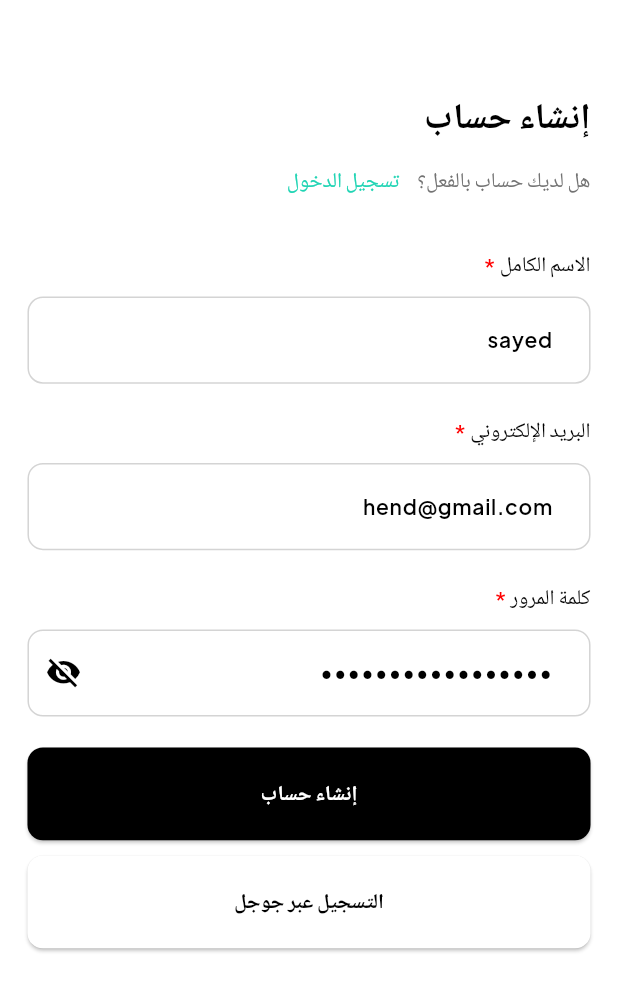
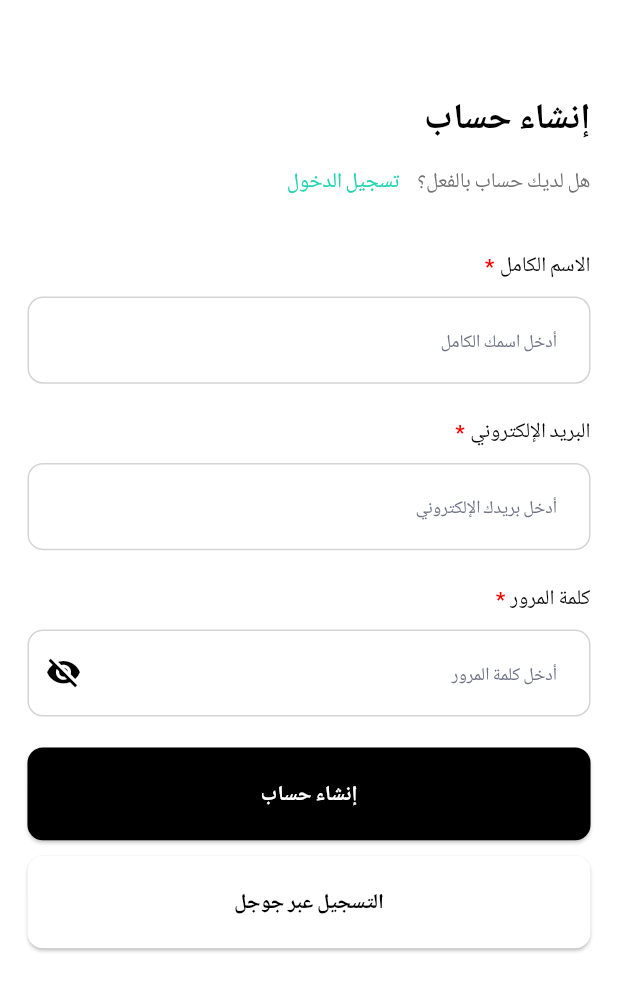
Before and after one commit to Sayed0Ali/E-Commerce, a Flutter app: the RegisterScreen screen opened by its route, on a phone screen of 412 x 824 dp. Shown: the top 991 px of the screen. Run offline on Flutter 3.47's test engine with Material 3 defaults, Android fonts, the phone set to English and light mode, and no system bars; drawn by our look-alikes of auto_size_text; our stand-ins replace another_flushbar, carousel_slider, flutter_rating_bar, flutter_screenutil, google_fonts, pin_code_fields and 4 more.

Commit message:
El7amdella done

```diff
--- a/lib/Ui/auth/login/forget_password/passord_success_created.dart
+++ b/lib/Ui/auth/login/forget_password/passord_success_created.dart
@@ -47,7 +47,7 @@ class PassordSuccessCreated extends StatelessWidget {
                 Navigator.pushNamedAndRemoveUntil(
                   context,
                   AppRoutes.loginRoute,
-                  (route) => false, // Remove all previous routes
+                  (route) => false,
                 );
               },
               backGroundColor: AppColors.blackColor,
--- a/lib/Ui/auth/register/register_screen.dart
+++ b/lib/Ui/auth/register/register_screen.dart
@@ -18,15 +18,9 @@ class RegisterScreen extends StatefulWidget {
 }
 
 class _RegisterScreenState extends State<RegisterScreen> {
-  final TextEditingController nameController = TextEditingController(
-    text: 'sayed',
-  );
-  final TextEditingController mailController = TextEditingController(
-    text: 'hend@gmail.com',
-  );
-  final TextEditingController passwordController = TextEditingController(
-    text: '1233333333ndkhbh3',
-  );
+  final TextEditingController nameController = TextEditingController();
+  final TextEditingController mailController = TextEditingController();
+  final TextEditingController passwordController = TextEditingController();
   final GlobalKey<FormState> formKey = GlobalKey<FormState>();
 
   @override
--- a/lib/Ui/checkout/shipping_info_screen.dart
+++ b/lib/Ui/checkout/shipping_info_screen.dart
@@ -177,7 +177,7 @@ class _ShippingInfoScreenState extends State<ShippingInfoScreen> {
         CustomTextField(
           controller: controller,
           keyBoardType: keyboardType,
-          hintText: 'Enter $label',
+          hintText: label,
           borderColor: AppColors.gray300,
           filledColor: AppColors.whiteColor,
           style: AppStyles.body14MediumBlack,
--- a/lib/Ui/home_screen/tabs/profile_tab/account&mangment/change_password.dart
+++ b/lib/Ui/home_screen/tabs/profile_tab/account&mangment/change_password.dart
@@ -56,7 +56,7 @@ hintText: AppLocalizations.of(context)!.enter_password,              validator:
             ),
             SizedBox(height: 20.h),
             CustomElevatedButton(
-              text: 'Continue',
+              text: AppLocalizations.of(context)!.s_continue,
               onButtonClicked: () {
                 Navigator.push(
                   context,
--- a/lib/l10n/app_ar.arb
+++ b/lib/l10n/app_ar.arb
@@ -186,8 +186,4 @@
   "addressLength": "يجب أن يكون العنوان على الأقل 3 أحرف",
   "invalidPostalCode": "من فضلك أدخل رمز بريدي صالح (من 4 إلى 10 أرقام)",
   "selectField": "من فضلك اختر {fieldName}"
-
-
-
-
 }
```
Also changed, not shown: lib/l10n/app_en.arb (line endings or trailing spaces).
